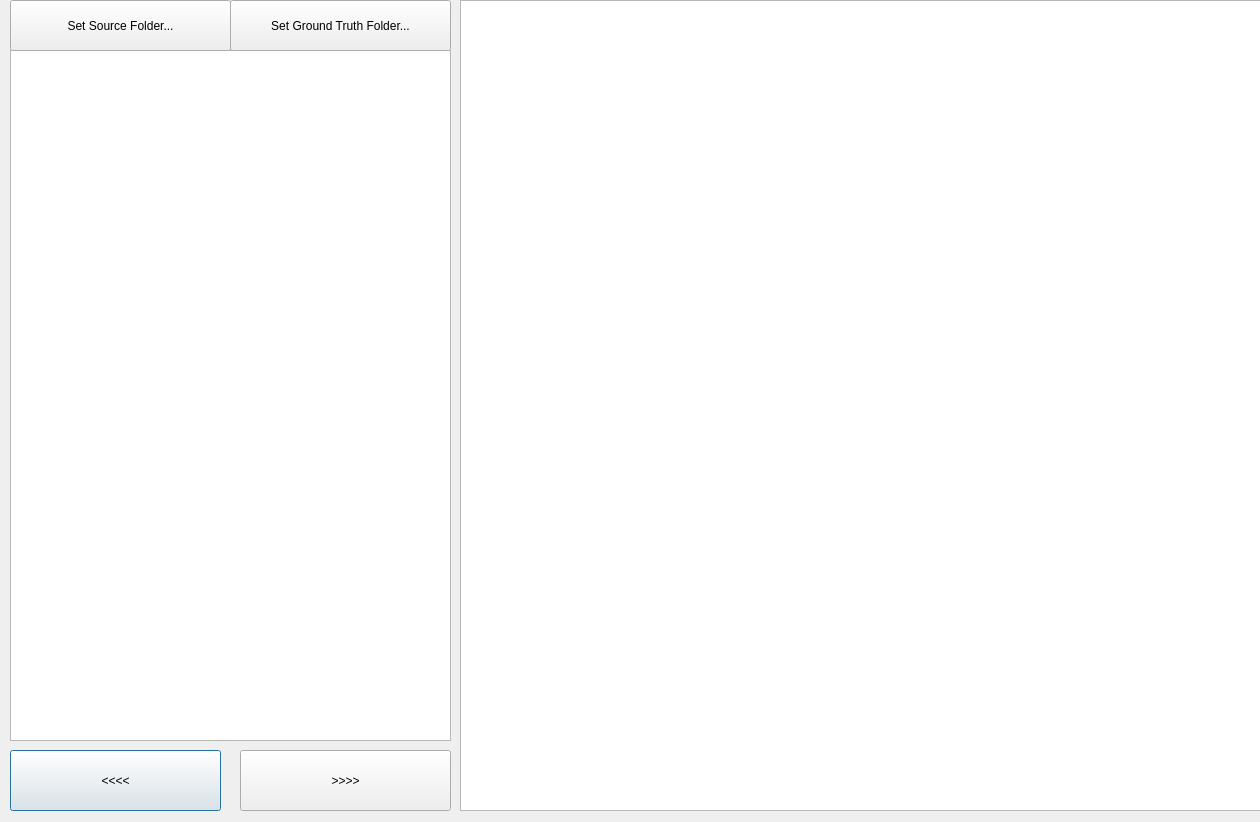
Above: mlsketchbookui.ui from hrshovon/mlsketchbook before the change. Below: the same form after it.
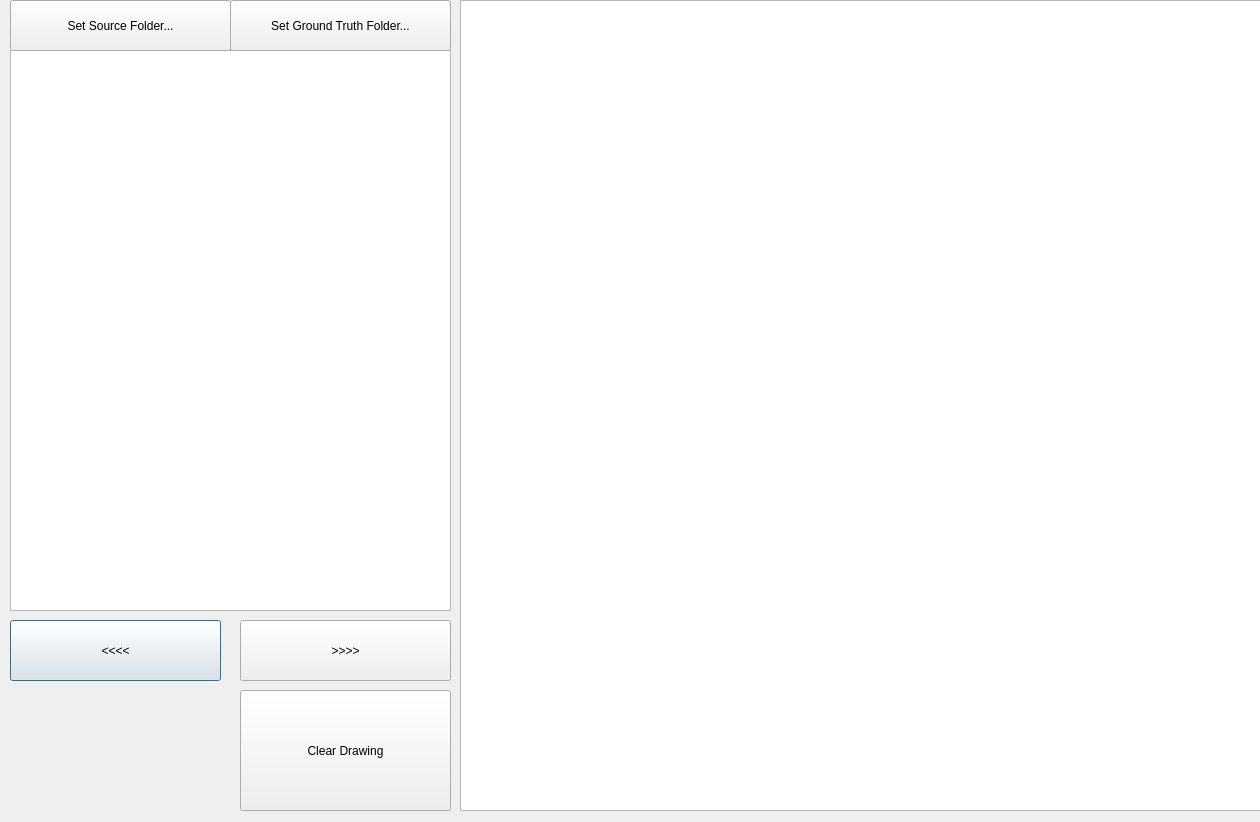
That is the form after the change.

```diff
--- a/mlsketchbookui.ui
+++ b/mlsketchbookui.ui
@@ -29,7 +29,7 @@
      <x>10</x>
      <y>50</y>
      <width>441</width>
-     <height>691</height>
+     <height>561</height>
     </rect>
    </property>
   </widget>
@@ -37,7 +37,7 @@
    <property name="geometry">
     <rect>
      <x>10</x>
-     <y>750</y>
+     <y>620</y>
      <width>211</width>
      <height>61</height>
     </rect>
@@ -50,7 +50,7 @@
    <property name="geometry">
     <rect>
      <x>240</x>
-     <y>750</y>
+     <y>620</y>
      <width>211</width>
      <height>61</height>
     </rect>
@@ -85,6 +85,19 @@
     <string>Set Ground Truth Folder...</string>
    </property>
   </widget>
+  <widget class="QPushButton" name="bttnclr">
+   <property name="geometry">
+    <rect>
+     <x>240</x>
+     <y>690</y>
+     <width>211</width>
+     <height>121</height>
+    </rect>
+   </property>
+   <property name="text">
+    <string>Clear Drawing</string>
+   </property>
+  </widget>
  </widget>
  <resources/>
  <connections/>
```
